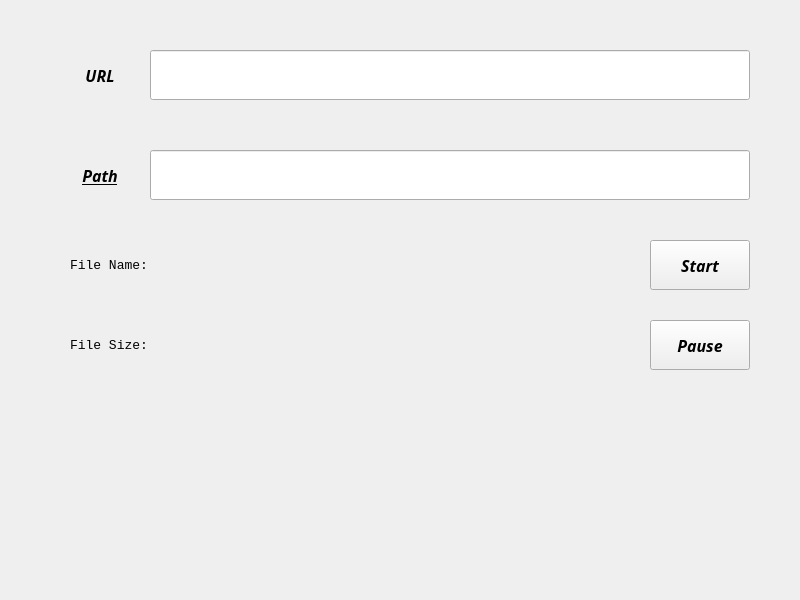
First picture: the form in downloadmanager.ui, repository whuLinux/p2pDownload, before the edit.
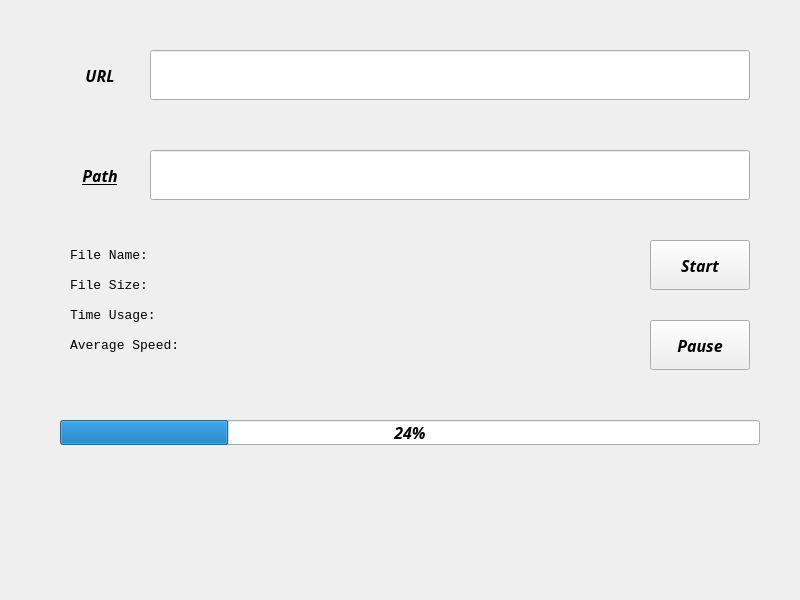
Second picture: the form after the edit.

Patch:
```diff
--- a/downloadmanager.ui
+++ b/downloadmanager.ui
@@ -135,7 +135,7 @@
       <x>70</x>
       <y>240</y>
       <width>500</width>
-      <height>50</height>
+      <height>30</height>
      </rect>
     </property>
     <property name="font">
@@ -155,9 +155,9 @@
     <property name="geometry">
      <rect>
       <x>70</x>
-      <y>320</y>
+      <y>270</y>
       <width>500</width>
-      <height>50</height>
+      <height>30</height>
      </rect>
     </property>
     <property name="font">
@@ -173,6 +173,63 @@
      <string>File Size: </string>
     </property>
    </widget>
+   <widget class="QLabel" name="label_Time">
+    <property name="geometry">
+     <rect>
+      <x>70</x>
+      <y>300</y>
+      <width>500</width>
+      <height>30</height>
+     </rect>
+    </property>
+    <property name="font">
+     <font>
+      <family>Consolas</family>
+      <pointsize>10</pointsize>
+      <weight>50</weight>
+      <italic>false</italic>
+      <bold>false</bold>
+     </font>
+    </property>
+    <property name="text">
+     <string>Time Usage: </string>
+    </property>
+   </widget>
+   <widget class="QLabel" name="label_Speed">
+    <property name="geometry">
+     <rect>
+      <x>70</x>
+      <y>330</y>
+      <width>500</width>
+      <height>30</height>
+     </rect>
+    </property>
+    <property name="font">
+     <font>
+      <family>Consolas</family>
+      <pointsize>10</pointsize>
+      <weight>50</weight>
+      <italic>false</italic>
+      <bold>false</bold>
+     </font>
+    </property>
+    <property name="text">
+     <string>Average Speed: </string>
+    </property>
+   </widget>
+   <widget class="QProgressBar" name="progressBar">
+    <property name="geometry">
+     <rect>
+      <x>60</x>
+      <y>420</y>
+      <width>700</width>
+      <height>25</height>
+     </rect>
+    </property>
+    <property name="value">
+     <number>24</number>
+    </property>
+   </widget>
   </widget>
  </widget>
  <resources/>
```
